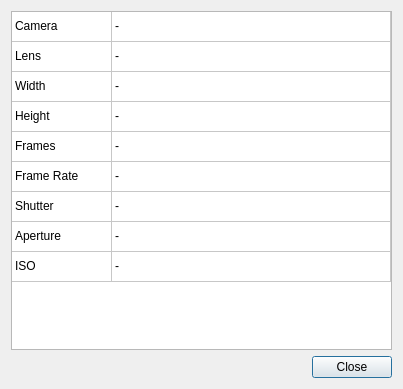
Old version of the form platform/qt/InfoDialog.ui in the repository ilia3101/MLV-App.
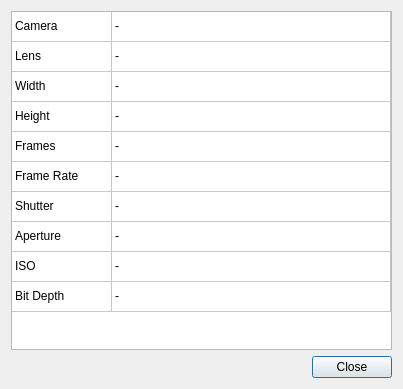
New version of the form.

Commit message: QtApp: Preview Pics in SessionList, Preferences Dialog changed

Patch:
```diff
--- a/platform/qt/InfoDialog.ui
+++ b/platform/qt/InfoDialog.ui
@@ -71,7 +71,7 @@
      </row>
      <row>
       <property name="text">
-       <string>Neue Zeile</string>
+       <string>8</string>
       </property>
      </row>
      <row>
@@ -79,6 +79,11 @@
        <string>9</string>
       </property>
      </row>
+     <row>
+      <property name="text">
+       <string>10</string>
+      </property>
+     </row>
      <column>
       <property name="text">
        <string>Category</string>
@@ -179,6 +184,16 @@
        <string>-</string>
       </property>
      </item>
+     <item row="9" column="0">
+      <property name="text">
+       <string>Bit Depth</string>
+      </property>
+     </item>
+     <item row="9" column="1">
+      <property name="text">
+       <string>-</string>
+      </property>
+     </item>
     </widget>
    </item>
    <item row="1" column="0">
```
The commit also changes 6 other files.
